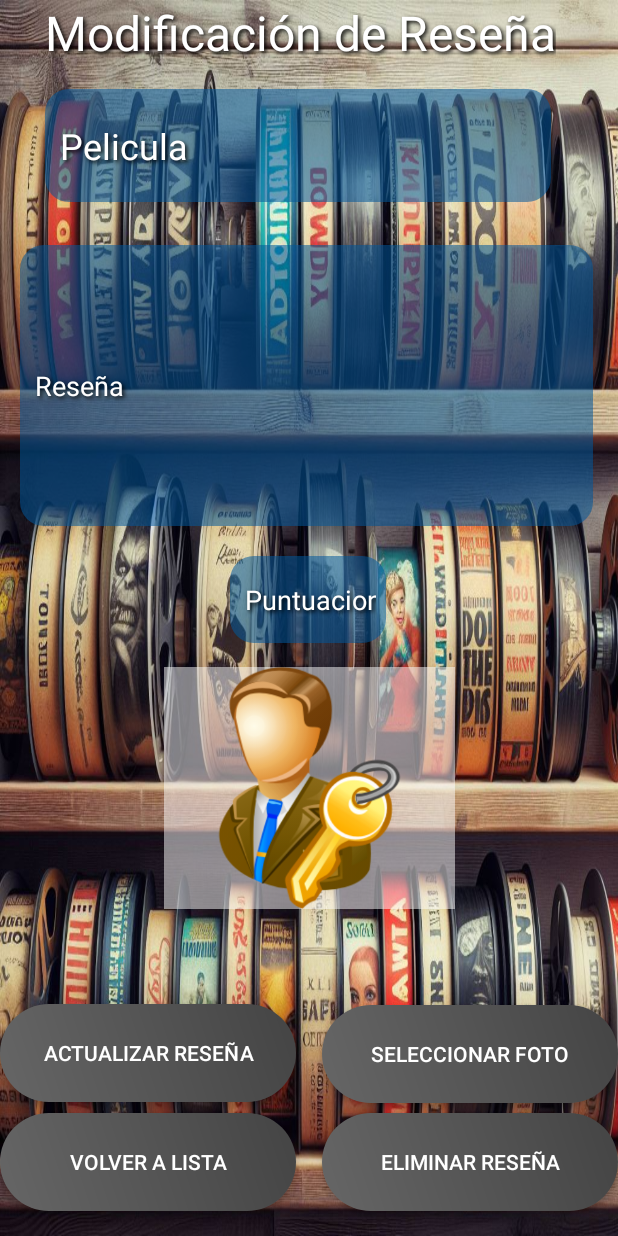
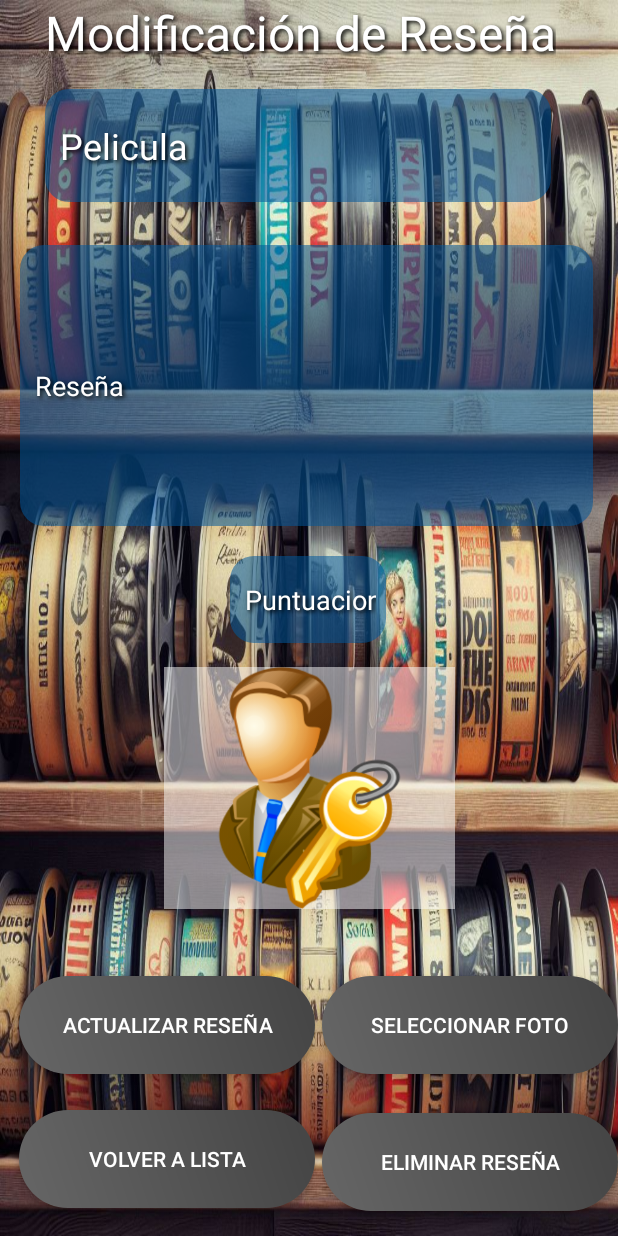
Before and after one commit to JavierShepard/Talle5v3, an Android app built with Jetpack Compose: the ModificacionResenaActivity screen opened directly, with no data from a screen before it, on a phone screen of 412 x 824 dp. Run offline under Robolectric (Android 15) with nearby library versions, the phone set to English and light mode, and no system bars; 3 statements that could not run were skipped.

Commit message:
Se corrigio cuando en modificar Reseña se quiere escribir texto los botones se subian.

```diff
--- a/app/src/main/AndroidManifest.xml
+++ b/app/src/main/AndroidManifest.xml
@@ -24,7 +24,8 @@
         <activity
             android:name=".PaginasDePeliculas.ModificacionResenaActivity"
             android:exported="true"
-            android:theme="@style/Theme.AppCompat.Light.NoActionBar"  />
+            android:theme="@style/Theme.AppCompat.Light.NoActionBar"
+            android:windowSoftInputMode="adjustNothing"/>
         <activity
             android:name=".Login.ModificacionUsuarioActivity"
             android:exported="true"
--- a/app/src/main/res/layout/activity_modificacion_resena.xml
+++ b/app/src/main/res/layout/activity_modificacion_resena.xml
@@ -74,7 +74,7 @@
         app:layout_constraintHorizontal_bias="1.0"
         app:layout_constraintStart_toStartOf="parent"
         app:layout_constraintTop_toTopOf="parent"
-        app:layout_constraintVertical_bias="0.883" />
+        app:layout_constraintVertical_bias="0.858" />
 
     <TextView
         android:id="@+id/Mensaje"
@@ -138,10 +138,10 @@
         android:textColor="#FFFFFF"
         app:layout_constraintBottom_toBottomOf="parent"
         app:layout_constraintEnd_toEndOf="parent"
-        app:layout_constraintHorizontal_bias="0.0"
+        app:layout_constraintHorizontal_bias="0.06"
         app:layout_constraintStart_toStartOf="parent"
         app:layout_constraintTop_toTopOf="parent"
-        app:layout_constraintVertical_bias="0.978" />
+        app:layout_constraintVertical_bias="0.975" />
 
     <Button
         android:id="@+id/btnActualizarResena"
@@ -152,9 +152,10 @@
         android:textColor="#FFFFFF"
         app:layout_constraintBottom_toBottomOf="parent"
         app:layout_constraintEnd_toEndOf="parent"
-        app:layout_constraintHorizontal_bias="0.0"
+        app:layout_constraintHorizontal_bias="0.06"
         app:layout_constraintStart_toStartOf="parent"
         app:layout_constraintTop_toTopOf="parent"
-        app:layout_constraintVertical_bias="0.882" />
+
+        app:layout_constraintVertical_bias="0.858" />
 
 </androidx.constraintlayout.widget.ConstraintLayout>
```
